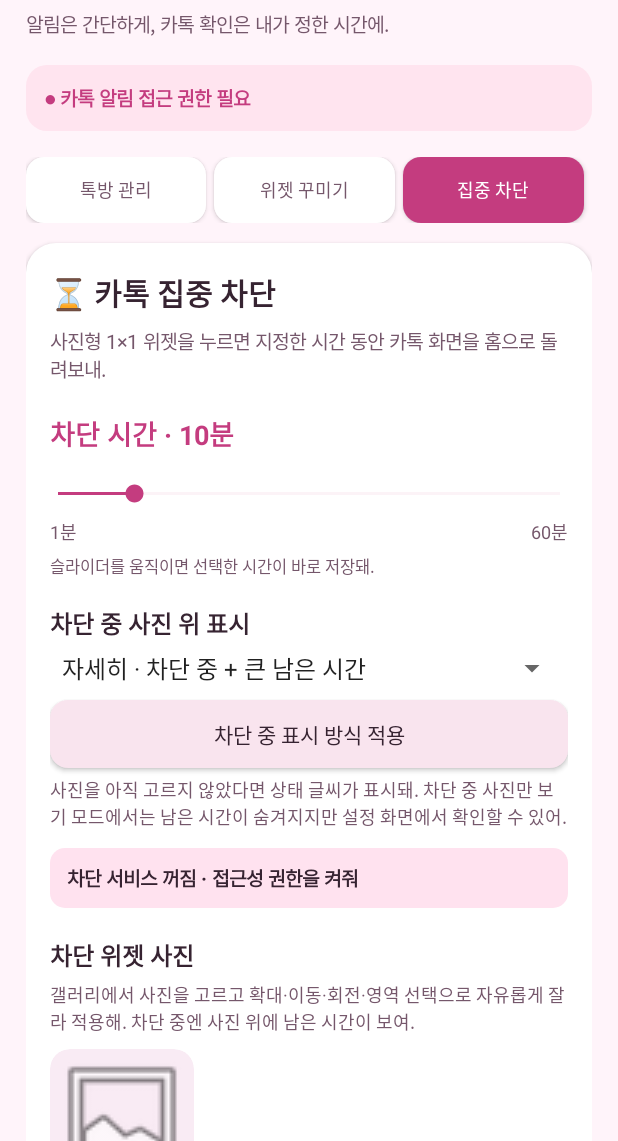
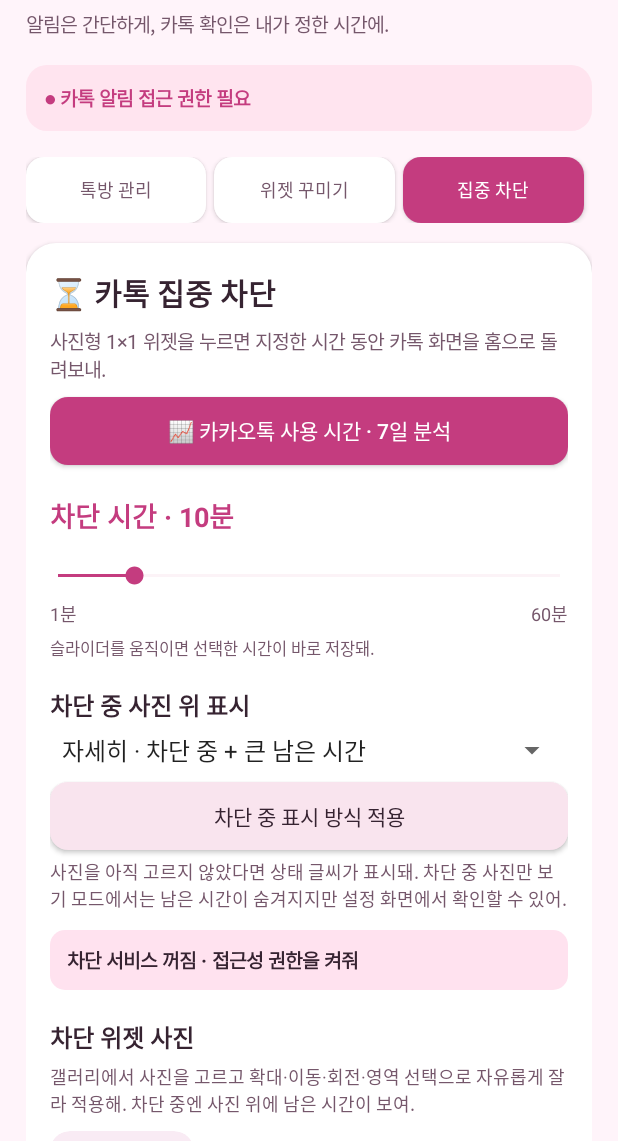
Before and after one commit to ddogy1212/kakaotalk, an Android app: the screen it shows after launch (MainActivity), after a tap on "집중 차단", on a phone screen of 412 x 824 dp, the part 95-1236 px from its top. Run offline under Robolectric (Android 15) with nearby library versions, the phone set to English and light mode, and no system bars; 2 other taps on this screen came first.

Commit message:
Enable Android usage access dashboard and link it from focus tab

```diff
--- a/app/src/main/java/com/kyubang/kakaofocus/MainActivity.java
+++ b/app/src/main/java/com/kyubang/kakaofocus/MainActivity.java
@@ -564,6 +564,8 @@ public final class MainActivity extends Activity {
     private void buildFocus() {
         addWithTop(focusPanel, text("⏳ 카톡 집중 차단", 20, true), 0);
         addWithTop(focusPanel, text("사진형 1×1 위젯을 누르면 지정한 시간 동안 카톡 화면을 홈으로 돌려보내.", 13, false), 8);
+        Button usage = addButton(focusPanel, "📈 카카오톡 사용 시간 · 7일 분석", true);
+        usage.setOnClickListener(v -> startActivity(new Intent(this, KakaoUsageActivity.class)));
 
         minutesLabel = text("", 18, true);
         minutesLabel.setTextColor(PINK);
```
